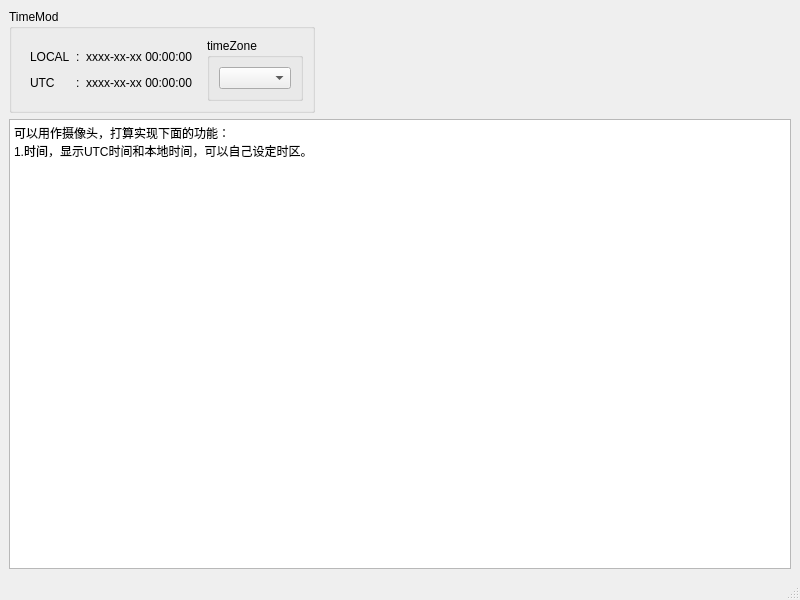
Before: the Qt Designer form usedAsCamera/mainwindow.ui in cCli8023/usedAsCamera, drawn with Qt 5.
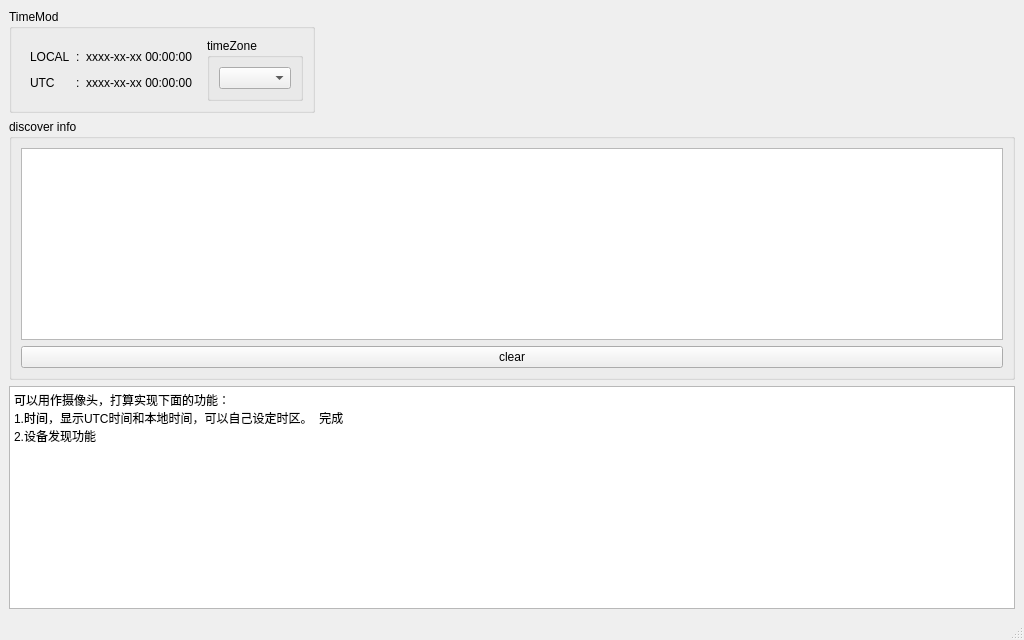
After: the same form once the commit is applied.

Commit message: 添加设备发现功能 暂时只实现组播，未定协议。

```diff
--- a/usedAsCamera/mainwindow.ui
+++ b/usedAsCamera/mainwindow.ui
@@ -6,28 +6,16 @@
    <rect>
     <x>0</x>
     <y>0</y>
-    <width>800</width>
-    <height>600</height>
+    <width>1024</width>
+    <height>640</height>
    </rect>
   </property>
   <property name="windowTitle">
    <string>MainWindow</string>
   </property>
   <widget class="QWidget" name="centralwidget">
-   <layout class="QGridLayout" name="gridLayout_3">
-    <item row="1" column="0">
-     <widget class="QTextBrowser" name="textBrowser">
-      <property name="html">
-       <string>&lt;!DOCTYPE HTML PUBLIC &quot;-//W3C//DTD HTML 4.0//EN&quot; &quot;http://www.w3.org/TR/REC-html40/strict.dtd&quot;&gt;
-&lt;html&gt;&lt;head&gt;&lt;meta name=&quot;qrichtext&quot; content=&quot;1&quot; /&gt;&lt;meta charset=&quot;utf-8&quot; /&gt;&lt;style type=&quot;text/css&quot;&gt;
-p, li { white-space: pre-wrap; }
-&lt;/style&gt;&lt;/head&gt;&lt;body style=&quot; font-family:'Microsoft YaHei UI'; font-size:9pt; font-weight:400; font-style:normal;&quot;&gt;
-&lt;p style=&quot; margin-top:0px; margin-bottom:0px; margin-left:0px; margin-right:0px; -qt-block-indent:0; text-indent:0px;&quot;&gt;可以用作摄像头，打算实现下面的功能：&lt;/p&gt;
-&lt;p style=&quot; margin-top:0px; margin-bottom:0px; margin-left:0px; margin-right:0px; -qt-block-indent:0; text-indent:0px;&quot;&gt;1.时间，显示UTC时间和本地时间，可以自己设定时区。&lt;/p&gt;&lt;/body&gt;&lt;/html&gt;</string>
-      </property>
-     </widget>
-    </item>
-    <item row="0" column="0">
+   <layout class="QGridLayout" name="gridLayout_4">
+    <item row="0" column="1">
      <widget class="QGroupBox" name="groupBox">
       <property name="sizePolicy">
        <sizepolicy hsizetype="Fixed" vsizetype="Fixed">
@@ -102,6 +90,51 @@
       </layout>
      </widget>
     </item>
+    <item row="0" column="3">
+     <spacer name="horizontalSpacer">
+      <property name="orientation">
+       <enum>Qt::Horizontal</enum>
+      </property>
+      <property name="sizeHint" stdset="0">
+       <size>
+        <width>40</width>
+        <height>20</height>
+       </size>
+      </property>
+     </spacer>
+    </item>
+    <item row="1" column="1" colspan="3">
+     <widget class="QGroupBox" name="groupBox_3">
+      <property name="title">
+       <string>discover info</string>
+      </property>
+      <layout class="QGridLayout" name="gridLayout_3">
+       <item row="1" column="0">
+        <widget class="QPushButton" name="pushButton">
+         <property name="text">
+          <string>clear</string>
+         </property>
+        </widget>
+       </item>
+       <item row="0" column="0">
+        <widget class="QTextBrowser" name="textDiscover"/>
+       </item>
+      </layout>
+     </widget>
+    </item>
+    <item row="2" column="1" colspan="3">
+     <widget class="QTextBrowser" name="textBrowser">
+      <property name="html">
+       <string>&lt;!DOCTYPE HTML PUBLIC &quot;-//W3C//DTD HTML 4.0//EN&quot; &quot;http://www.w3.org/TR/REC-html40/strict.dtd&quot;&gt;
+&lt;html&gt;&lt;head&gt;&lt;meta name=&quot;qrichtext&quot; content=&quot;1&quot; /&gt;&lt;meta charset=&quot;utf-8&quot; /&gt;&lt;style type=&quot;text/css&quot;&gt;
+p, li { white-space: pre-wrap; }
+&lt;/style&gt;&lt;/head&gt;&lt;body style=&quot; font-family:'Microsoft YaHei UI'; font-size:9pt; font-weight:400; font-style:normal;&quot;&gt;
+&lt;p style=&quot; margin-top:0px; margin-bottom:0px; margin-left:0px; margin-right:0px; -qt-block-indent:0; text-indent:0px;&quot;&gt;可以用作摄像头，打算实现下面的功能：&lt;/p&gt;
+&lt;p style=&quot; margin-top:0px; margin-bottom:0px; margin-left:0px; margin-right:0px; -qt-block-indent:0; text-indent:0px;&quot;&gt;1.时间，显示UTC时间和本地时间，可以自己设定时区。  完成&lt;/p&gt;
+&lt;p style=&quot; margin-top:0px; margin-bottom:0px; margin-left:0px; margin-right:0px; -qt-block-indent:0; text-indent:0px;&quot;&gt;2.设备发现功能&lt;/p&gt;&lt;/body&gt;&lt;/html&gt;</string>
+      </property>
+     </widget>
+    </item>
    </layout>
   </widget>
   <widget class="QMenuBar" name="menubar">
```
Left out of the diff: 24 changed lines with no effect on the pictures. The commit also changes 5 other files.
